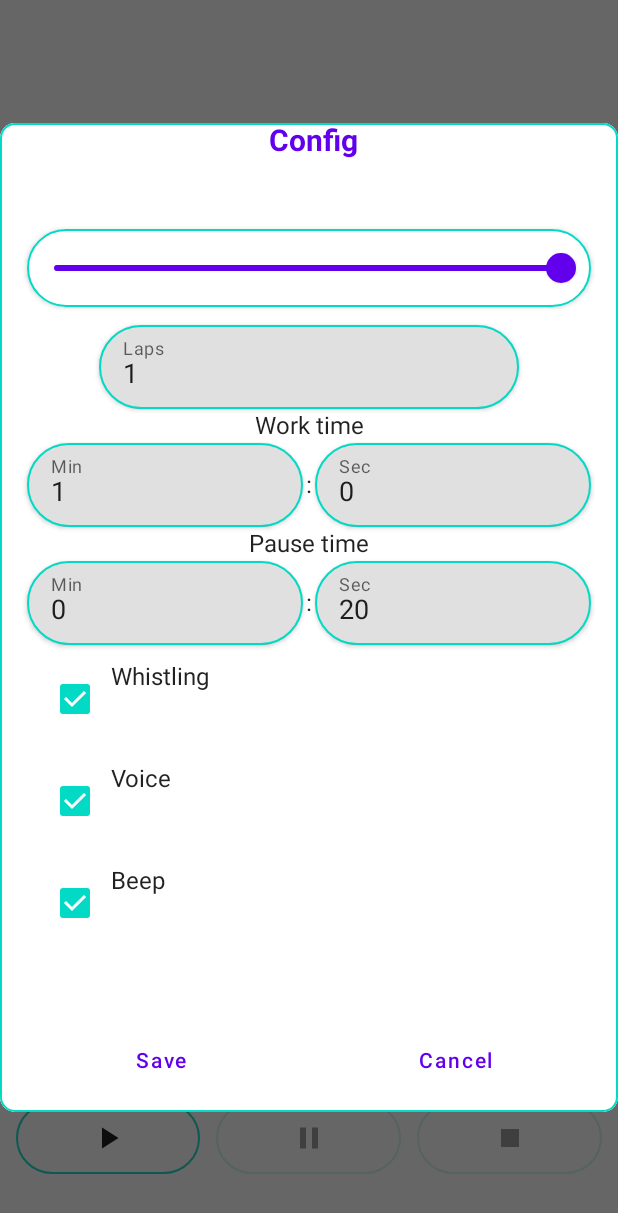
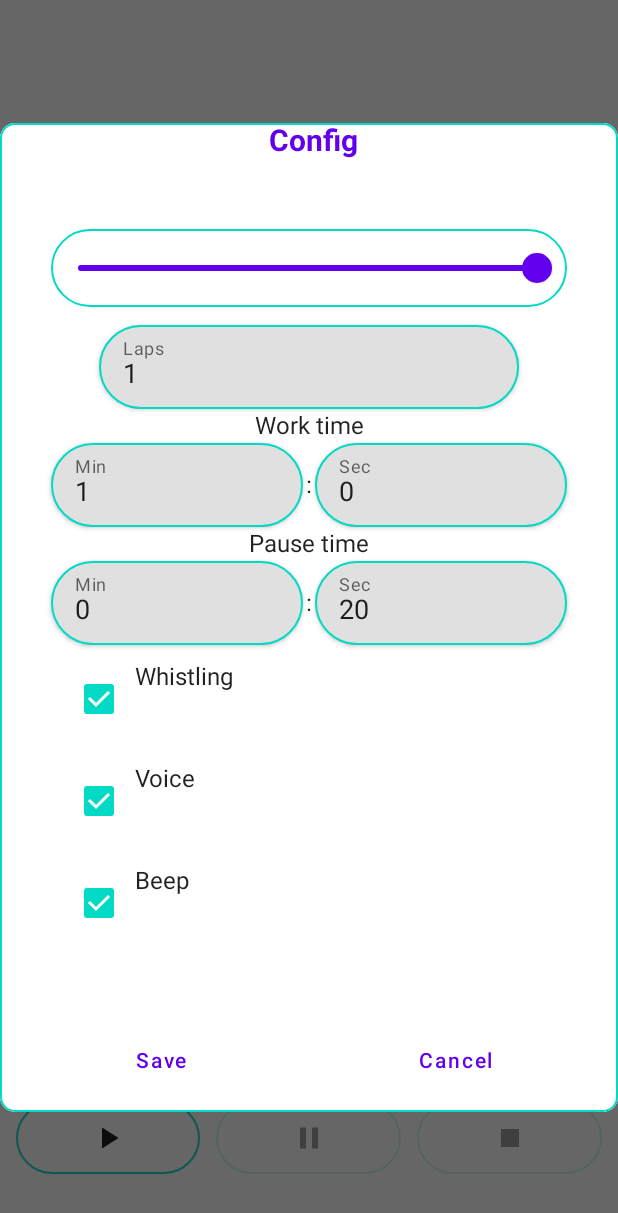
Before and after one commit to eth5/Sport-Alarm, an Android app built with Jetpack Compose: the composable ClockScreen shown on its own in the app's theme, after a tap on "Config", on a phone screen of 412 x 824 dp. Shown: the top 1213 px of the screen. Run offline under Robolectric (Android 15) with nearby library versions, the phone set to English and light mode, and no system bars; network calls fail.

Commit message:
update dep

```diff
--- a/app/src/main/java/pro/it_dev/sportalarm/presentation/config/ConfigDialog.kt
+++ b/app/src/main/java/pro/it_dev/sportalarm/presentation/config/ConfigDialog.kt
@@ -52,15 +52,13 @@ fun ConfigDialog(viewModel: ConfigViewModel = viewModel(), onDismissRequest: ()
                 .fillMaxHeight(0.8f)
                 .fillMaxWidth(1f)
                 .border(1.dp, MaterialTheme.colors.secondary, MaterialTheme.shapes.medium)
-                .clip(MaterialTheme.shapes.medium)
-            ,
+                .clip(MaterialTheme.shapes.medium),
         ) {
             Box(
                 modifier = Modifier
                     .fillMaxSize(),
                 contentAlignment = Center
             ) {
-
                 var size by remember {
                     mutableStateOf(0f)
                 }
@@ -81,7 +79,7 @@ fun ConfigDialog(viewModel: ConfigViewModel = viewModel(), onDismissRequest: ()
                         .shadow(0.dp, RoundedCornerShape(10.dp))
                 ) {
                     Text(
-                        text = "Config",
+                        text = LocalContext.current.getString(R.string.config),
                         color = MaterialTheme.colors.primary,
                         fontWeight = FontWeight.Bold,
                         fontSize = 20.sp,
@@ -90,12 +88,36 @@ fun ConfigDialog(viewModel: ConfigViewModel = viewModel(), onDismissRequest: ()
                             .padding(start = 5.dp)
                             .align(CenterHorizontally)
                     )
+
+                    Box(
+                        modifier = Modifier
+                            .weight(1f)
+                            .fillMaxWidth(1f)
+                            .padding(start = 16.dp, end = 16.dp),
+                        contentAlignment = Alignment.Center
+
+                    ) {
+                        ShowSettingContent(viewModel = viewModel)
+                    }
+                    ShowFooter(viewModel = viewModel, onDismissRequest = onDismissRequest)
+                }
+
+            }
+        }
+
+        SnackbarSimpleMessage(viewModel.popUpMsg, scaffoldState, scope, SnackbarDuration.Short)
+    }
+
+}
+
+
+@Composable
+private fun ShowSettingContent(viewModel: ConfigViewModel, ) {
     val clockState by produceState<Resource<Boolean>>(initialValue = Resource.Loading()) {
         value = viewModel.getClock()
     }
     Box(
         modifier = Modifier
-                            .weight(1f)
             .fillMaxWidth(1f)
             .padding(start = 16.dp, end = 16.dp),
         contentAlignment = Alignment.Center
@@ -110,7 +132,12 @@ fun ConfigDialog(viewModel: ConfigViewModel = viewModel(), onDismissRequest: ()
             )
         }
     }
+}
 
+@Composable fun ShowFooter(viewModel: ConfigViewModel, onDismissRequest: () -> Unit){
+    val clockState by produceState<Resource<Boolean>>(initialValue = Resource.Loading()) {
+        value = viewModel.getClock()
+    }
     Row(
         modifier = Modifier
             .fillMaxWidth()
@@ -133,14 +160,6 @@ fun ConfigDialog(viewModel: ConfigViewModel = viewModel(), onDismissRequest: ()
         ) {
             Text(text = LocalContext.current.getString(R.string.cancel))
         }
-                    }
-                }
-
-            }
-
-            SnackbarSimpleMessage(viewModel.popUpMsg, scaffoldState, scope, SnackbarDuration.Short)
-        }
-
     }
 }
 
--- a/app/src/main/java/pro/it_dev/sportalarm/presentation/config/ConfigViewModel.kt
+++ b/app/src/main/java/pro/it_dev/sportalarm/presentation/config/ConfigViewModel.kt
@@ -38,6 +38,7 @@ class ConfigViewModel: ViewModel() {
 		_volume.value = clock.volume
 		return Resource.Success(true)
 	}
+
 	fun saveClock(){
 		val clock = Clock().apply {
 			laps = (this@ConfigViewModel.laps.value).coerceAtMost(99)
@@ -66,6 +67,5 @@ class ConfigViewModel: ViewModel() {
 		_volume.value = volumeValue.coerceIn(0f,1f)
 		popUpMsg.value = "Volume ${(_volume.value * 100).toInt()}"
 		println("Volume ${(_volume.value * 100).toInt()}")
-
 	}
 }
--- a/app/src/main/java/pro/it_dev/sportalarm/presentation/screens/ClockScreen.kt
+++ b/app/src/main/java/pro/it_dev/sportalarm/presentation/screens/ClockScreen.kt
@@ -1,6 +1,7 @@
 package pro.it_dev.sportalarm.presentation.screens
 
 import android.graphics.BitmapFactory
+import android.util.Log
 import androidx.compose.animation.core.AnimationSpec
 import androidx.compose.animation.core.Spring
 import androidx.compose.animation.core.animateDpAsState
@@ -18,8 +19,6 @@ import androidx.compose.runtime.*
 import androidx.compose.ui.Alignment
 import androidx.compose.ui.Modifier
 import androidx.compose.ui.draw.drawWithContent
-import androidx.compose.ui.draw.rotate
-import androidx.compose.ui.draw.scale
 import androidx.compose.ui.graphics.Color
 import androidx.compose.ui.graphics.asImageBitmap
 import androidx.compose.ui.graphics.vector.ImageVector
@@ -32,7 +31,6 @@ import androidx.compose.ui.unit.Dp
 import androidx.compose.ui.unit.dp
 import androidx.compose.ui.unit.sp
 import androidx.lifecycle.viewmodel.compose.viewModel
-import pro.it_dev.sportalarm.R
 import pro.it_dev.sportalarm.presentation.config.ConfigDialog
 import pro.it_dev.sportalarm.presentation.sound.Sound
 import pro.it_dev.sportalarm.presentation.sound.SoundEvent
@@ -45,7 +43,7 @@ fun ClockScreen(sound: Sound, viewModel: ClockViewModel = viewModel()) {
 		verticalArrangement = Arrangement.Center,
 		horizontalAlignment = Alignment.CenterHorizontally
 	) {
-		val clockState by remember { viewModel.clockState }
+
 
 		Box(
 			modifier = Modifier
@@ -62,39 +60,93 @@ fun ClockScreen(sound: Sound, viewModel: ClockViewModel = viewModel()) {
 					.align(Alignment.BottomCenter),
 				contentAlignment = Alignment.Center
 			) {
-
 				Column(
 					modifier = Modifier,
 					verticalArrangement = Arrangement.Top,
 					horizontalAlignment = Alignment.CenterHorizontally
 				) {
-					val currentLap by viewModel.currenLap
+					UpdateViewData(viewModel = viewModel)
+					ShowIconButton(viewModel = viewModel)
+				}
+			}
+		}
+
+		ClockHandleBottomButtons(viewModel = viewModel)
+	}
+
+
+	ShowConfigDialog(viewModel = viewModel)
+	PlaySoundEvent(viewModel.soundEvent, sound = sound)
+}
+
+@Composable
+fun ShowIconButton(viewModel: ClockViewModel){
+	IconButton(onClick = { viewModel.showConfig(true) }) {
+		Icon(
+			imageVector = Icons.Default.Alarm,
+			contentDescription = "Config",
+			tint = Color.Gray,
+			modifier = Modifier
+				.size(40.dp)
+		)
+	}
+}
+
+@Composable
+fun ShowConfigDialog(viewModel: ClockViewModel){
+	val showConfig by viewModel.showConfig
+	if (showConfig) ConfigDialog {
+		viewModel.showConfig(false)
+		viewModel.resetClockViewModelValues()
+	}
+}
+
+@Composable
+fun PlaySoundEvent(soundEventState: State<SoundEvent?>, sound: Sound) {
+	val soundEvent by soundEventState
+	if (soundEvent != null) {
+		LaunchedEffect(key1 = soundEvent) {
+			val volume = soundEvent!!.volume
+			soundEvent!!.list.forEach {
+				if (it.enable) sound.play(it.path,volume, soundEvent!!.rate)
+			}
+		}
+	}
+}
+
+
+@Composable
+fun UpdateViewData(viewModel: ClockViewModel){
+	ShowLaps(viewModel = viewModel)
+	ShowState(viewModel = viewModel)
+	ShowTime(viewModel = viewModel)
+}
+
+private val sb = StringBuilder();
+@Composable
+private fun ShowLaps(viewModel: ClockViewModel){
+	val laps by viewModel.laps;
+	val currentLap by viewModel.currentLap
+	sb.clear()
+
 	Text(
-						text = "Lap $currentLap of ${viewModel.laps.value}",
+		text = sb.append("Lap ").append(currentLap).append(" of ").append(laps).toString(),
 		color = MaterialTheme.colors.primary,
 		fontSize = 20.sp,
 		fontWeight = FontWeight.Bold,
 		modifier = Modifier.padding(top = 8.dp)
 	)
+}
 
-					val text = when (clockState) {
-						ClockState.Off -> "Off" to Color.Black
-						ClockState.InRelax -> "Relax time!" to Color.Green
-						ClockState.InRun -> "Work time!" to Color.Red
-						ClockState.InPause -> "Pause!" to Color.Red
-					}
-					Text(
-						text = text.first,
-						fontWeight = FontWeight.Bold,
-						color = Color.Black
-					)
-
-					val timeText by remember { viewModel.timeText }
+@Composable
+private fun ShowTime(viewModel: ClockViewModel){
+	val clockState by viewModel.clockState
+	val timeText by viewModel.timeText
 	var multiplier by remember { mutableStateOf(5f) }
 	var readyToDraw by remember { mutableStateOf(false) }
 	Text(
 		text = timeText,
-						color = text.second,
+		color = clockState.color,
 		maxLines = 1,
 		overflow = TextOverflow.Visible,
 		modifier = Modifier
@@ -113,54 +165,23 @@ fun ClockScreen(sound: Sound, viewModel: ClockViewModel = viewModel()) {
 		}
 
 	)
-					IconButton(onClick = { viewModel.showConfig(true) }) {
-						Icon(
-							imageVector = Icons.Default.Alarm,
-							contentDescription = "Config",
-							tint = Color.Black,
-							modifier = Modifier
-								.size(40.dp)
-							//.align(Alignment.BottomCenter)
-						)
-					}
-				}
-			}
-		}
-		ClockHandleBottomButtons(clockState = clockState, viewModel = viewModel)
-	}
-
-	val showConfig by remember { viewModel.showConfig }
-	if (showConfig) ConfigDialog {
-		viewModel.showConfig(false)
-		viewModel.resetClockViewModelValues()
-	}
-
-//	val soundEvent by remember {
-//		viewModel.soundEvent
-//	}
-//	if (soundEvent != null) {
-//		LaunchedEffect(key1 = soundEvent) {
-//			soundEvent!!.list.forEach {
-//				if (it.enable) sound.play(it.path, soundEvent!!.rate)
-//			}
-//		}
-//	}
-	PlaySoundEvent(soundEventState = viewModel.soundEvent, sound = sound)
 }
 
 @Composable
-fun PlaySoundEvent(soundEventState: State<SoundEvent?>, sound: Sound) {
-	val soundEvent by remember {
-		soundEventState
+private fun ShowState(viewModel: ClockViewModel){
+	val clockState by viewModel.clockState
+	val text = when (clockState) {
+		ClockState.Off -> "Off"
+		ClockState.InRelax -> "Relax time!"
+		ClockState.InRun -> "Work time!"
+		ClockState.InPause -> "Pause!"
 	}
-	if (soundEvent != null) {
-		LaunchedEffect(key1 = soundEvent) {
-			val volume = soundEvent!!.volume
-			soundEvent!!.list.forEach {
-				if (it.enable) sound.play(it.path,volume, soundEvent!!.rate)
-			}
-		}
-	}
+
+	Text(
+		text = text,
+		fontWeight = FontWeight.Bold,
+		color = Color.Black
+	)
 }
 
 @Composable
@@ -177,7 +198,8 @@ fun animationDp(start: Dp, target: Dp, animationSpec: AnimationSpec<Dp>): Dp {
 }
 
 @Composable
-fun ClockHandleBottomButtons(clockState: ClockState, viewModel: ClockViewModel) {
+fun ClockHandleBottomButtons(viewModel: ClockViewModel) {
+	val clockStateValue by viewModel.clockState
 	Row(
 		modifier = Modifier
 			.fillMaxWidth()
@@ -194,21 +216,21 @@ fun ClockHandleBottomButtons(clockState: ClockState, viewModel: ClockViewModel)
 		IconBottomButton(
 			imageVector = Icons.Default.PlayArrow,
 			contentDescription = "Play",
-			enabled = clockState == ClockState.Off,
+			enabled = clockStateValue == ClockState.Off,
 			modifier = Modifier.weight(1f),
 			onClick = { viewModel.start() }
 		)
 		IconBottomButton(
 			imageVector = Icons.Default.Pause,
 			contentDescription = "Pause",
-			enabled = clockState != ClockState.Off,
+			enabled = clockStateValue != ClockState.Off,
 			modifier = Modifier.weight(1f),
 			onClick = { viewModel.pause() }
 		)
 		IconBottomButton(
 			imageVector = Icons.Default.Stop,
 			contentDescription = "Stop",
-			enabled = clockState != ClockState.Off,
+			enabled = clockStateValue != ClockState.Off,
 			modifier = Modifier.weight(1f),
 			onClick = { viewModel.stop() }
 		)
@@ -223,7 +245,11 @@ fun IconBottomButton(imageVector: ImageVector,contentDescription:String, enabled
 		modifier = modifier
 			.padding(5.dp)
 			.background(MaterialTheme.colors.background, CircleShape)
-			.border(1.dp,MaterialTheme.colors.secondary.copy(alpha = LocalContentAlpha.current * if (enabled) 1f else 0.2f), CircleShape)
+			.border(
+				1.dp,
+				MaterialTheme.colors.secondary.copy(alpha = LocalContentAlpha.current * if (enabled) 1f else 0.2f),
+				CircleShape
+			)
 	) {
 		Icon(
 			imageVector = imageVector,
--- a/app/src/main/java/pro/it_dev/sportalarm/presentation/screens/ClockViewModel.kt
+++ b/app/src/main/java/pro/it_dev/sportalarm/presentation/screens/ClockViewModel.kt
@@ -1,8 +1,10 @@
 package pro.it_dev.sportalarm.presentation.screens
 
+import android.util.Log
 import androidx.compose.runtime.MutableState
 import androidx.compose.runtime.State
 import androidx.compose.runtime.mutableStateOf
+import androidx.compose.ui.graphics.Color
 import androidx.lifecycle.ViewModel
 import androidx.lifecycle.viewModelScope
 import kotlinx.coroutines.*
@@ -13,25 +15,25 @@ import pro.it_dev.sportalarm.settings.Setting
 import pro.it_dev.sportalarm.util.longTimeToStringTime
 
 
-enum class ClockState{
-	Off(),
-	InRelax(),
-	InRun(),
-	InPause
+enum class ClockState(val color:Color) {
+    Off(Color.Black),
+    InRelax(Color.Green),
+    InRun(Color.Red),
+    InPause(Color.Red);
 }
 
-class ClockViewModel: ViewModel() {
-	private lateinit var clock:Clock
-	private var pause:Boolean = false
+class ClockViewModel : ViewModel() {
+    private lateinit var clock: Clock
+    private var pause: Boolean = false
 
     private val _laps = mutableStateOf(0)
-	val laps:State<Int>get() = _laps
+    val laps: State<Int> get() = _laps
 
-	private val _currenLap = mutableStateOf(0)
-	val currenLap:State<Int> get() = _currenLap
+    private val currentLapMutable = mutableStateOf(0)
+    val currentLap: State<Int> get() = currentLapMutable
 
-	private val _timeText = mutableStateOf("00:00")
-	val timeText:State<String> get() = _timeText
+    private val timeTextMutable = mutableStateOf("00:00")
+    val timeText: State<String> get() = timeTextMutable
 
     val soundEvent = mutableStateOf<SoundEvent?>(null)
 
@@ -40,24 +42,27 @@ class ClockViewModel: ViewModel() {
     val clockState = mutableStateOf(ClockState.Off)
 
     private val _showConfig = mutableStateOf(false)
-	val showConfig:State<Boolean> = _showConfig
+    val showConfig: State<Boolean> = _showConfig
 
-	fun showConfig(status:Boolean){
+    fun showConfig(status: Boolean) {
         if (status) stop()
         _showConfig.value = status
     }
+
     init {
         resetClockViewModelValues()
     }
-	fun resetClockViewModelValues(){
+
+    fun resetClockViewModelValues() {
         clock = Setting.getClockSetting().also {
             _laps.value = it.laps
         }
         ClockFx.updateSoundEnabledState(clock)
     }
-	private var job: Job?=null
 
-	fun start(){
+    private var job: Job? = null
+
+    fun start() {
         if (clockState.value != ClockState.Off) return
         clockState.value = ClockState.InRun
 
@@ -66,32 +71,34 @@ class ClockViewModel: ViewModel() {
             job?.cancelAndJoin()
             resetClockViewModelValues()
 
+            Log.d("ViewModel","Set dudka")
             soundEvent.value = SoundEvent(listOf(ClockFx.Whistle), volume = clock.volume)
+
             delay(1000)
 
-			val job = viewModelScope.launch (Dispatchers.Default){
-				_currenLap.value = 0
+            val job = viewModelScope.launch(Dispatchers.Default) {
+                currentLapMutable.value = 0
                 pause = false
 
-				while (currenLap.value < laps.value){
-					_currenLap.value++
+                while (currentLap.value < laps.value) {
+                    currentLapMutable.value++
 
                     clockState.value = ClockState.InRun
                     soundEvent.value = SoundEvent(
                         listOf(ClockFx.Start),
                         volume = clock.volume //todo refactor this shit
                     )
-					loop(clock.workTime, _timeText)
+                    loop(clock.workTime, timeTextMutable)
 
                     clockState.value = ClockState.InRelax
                     soundEvent.value = SoundEvent(listOf(ClockFx.Relax), volume = clock.volume)
-					loop(clock.pauseTime, _timeText)
+                    loop(clock.pauseTime, timeTextMutable)
                 }
                 resetClockViewModelValues()
             }
             job.invokeOnCompletion {
-				_currenLap.value = 0
-				_timeText.value = "00:00"
+                currentLapMutable.value = 0
+                timeTextMutable.value = "00:00"
                 clockState.value = ClockState.Off
                 pause = false
             }
@@ -99,12 +106,12 @@ class ClockViewModel: ViewModel() {
         }
     }
 
-	private suspend fun loop(timeValue:Long, state: MutableState<String>){
+    private suspend fun loop(timeValue: Long, state: MutableState<String>) {
         var time = timeValue
         state.value = longTimeToStringTime(time)
-		while (time-- >= 0){
+        while (time-- >= 0) {
             var ms = 10
-			while (--ms >=0 ) {
+            while (--ms >= 0) {
                 this.ms.value = ms
                 delay(100)
                 while (pause) {
@@ -112,19 +119,21 @@ class ClockViewModel: ViewModel() {
                 }
             }
             state.value = longTimeToStringTime(time)
-			if (time in 0..3) soundEvent.value = SoundEvent(listOf(ClockFx.Beep), volume = clock.volume)
+            if (time in 0..3) soundEvent.value =
+                SoundEvent(listOf(ClockFx.Beep), volume = clock.volume)
         }
     }
 
-	fun stop(){
+    fun stop() {
         job?.cancel()
         resetClockViewModelValues()
     }
-	private lateinit var beforePauseSate:ClockState
-	fun pause(){
+
+    private lateinit var beforePauseSate: ClockState
+    fun pause() {
         if (!pause) beforePauseSate = clockState.value
         pause = !pause
-		clockState.value = if (pause)  ClockState.InPause else beforePauseSate
+        clockState.value = if (pause) ClockState.InPause else beforePauseSate
     }
 
 }
```
Also changed, not shown: app/build.gradle (+15 -8 lines), build.gradle (+4 -3 lines), gradle.properties (+8 -12 lines), gradle/wrapper/gradle-wrapper.properties. Lines whose indentation alone changed are shown as unchanged.
